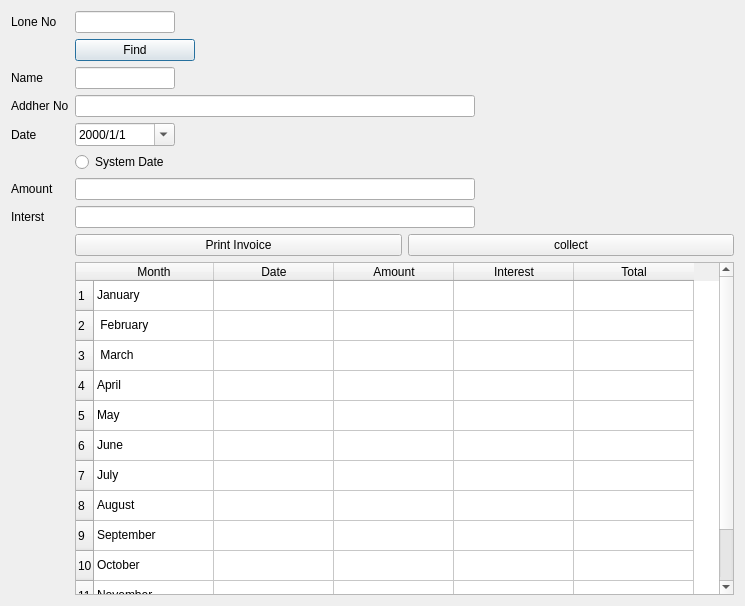
First picture: the form in collect_lone.ui, repository nachiket624/GTFC-Desktop-Application, before the edit.
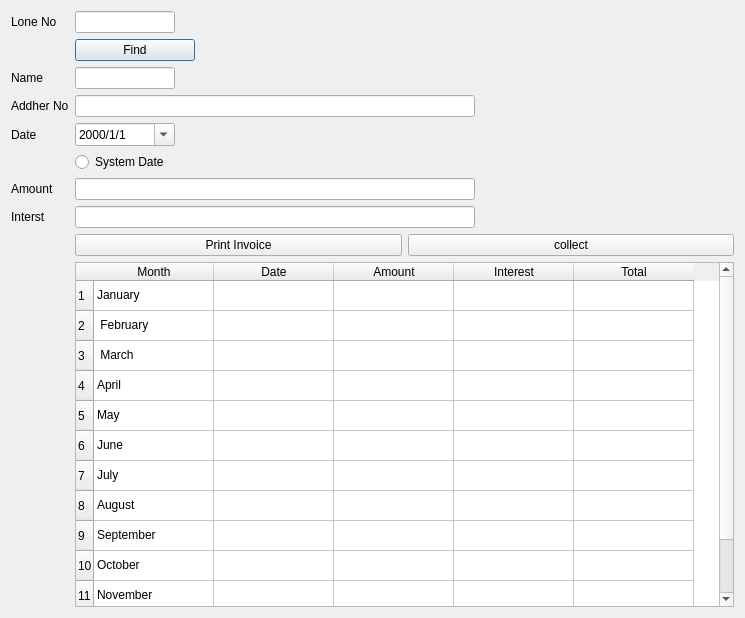
Second picture: the form after the edit.

Commit message: print dialog connect to lone collect_lone.py

What changed in the file:
```diff
--- a/collect_lone.ui
+++ b/collect_lone.ui
@@ -7,7 +7,7 @@
     <x>0</x>
     <y>0</y>
     <width>745</width>
-    <height>606</height>
+    <height>618</height>
    </rect>
   </property>
   <property name="windowTitle">
```
Left out of the diff: 2 changed lines with no effect on the pictures. The commit also changes 3 other files.
